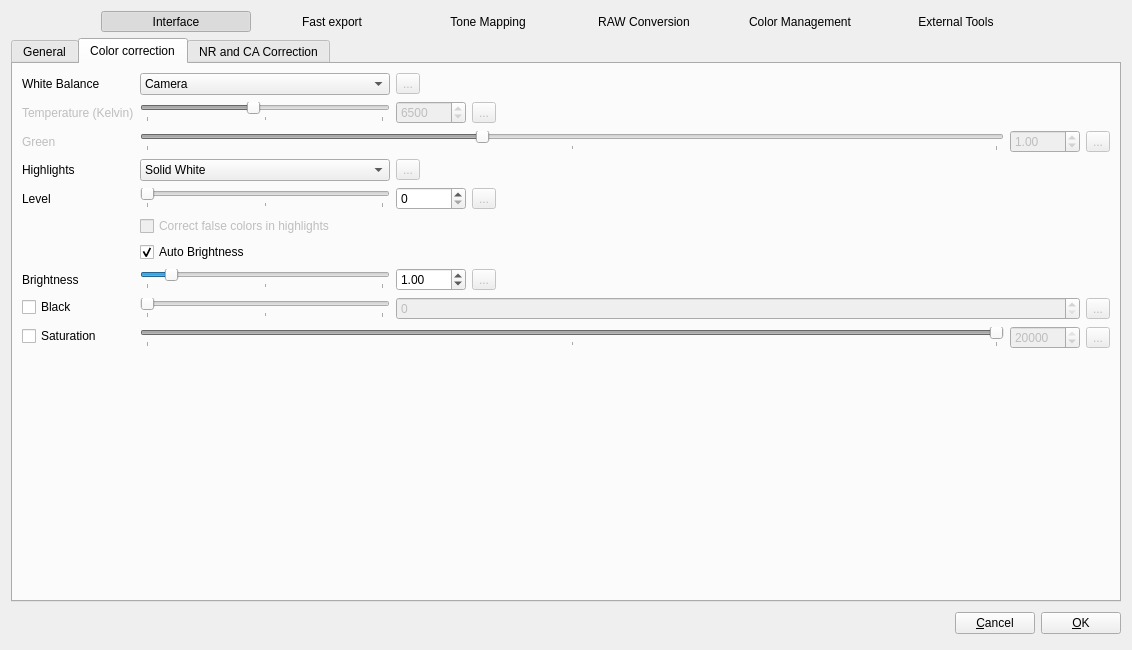
First picture: the form in src/Preferences/PreferencesDialog.ui, repository LuminanceHDR/LuminanceHDR, before the edit.
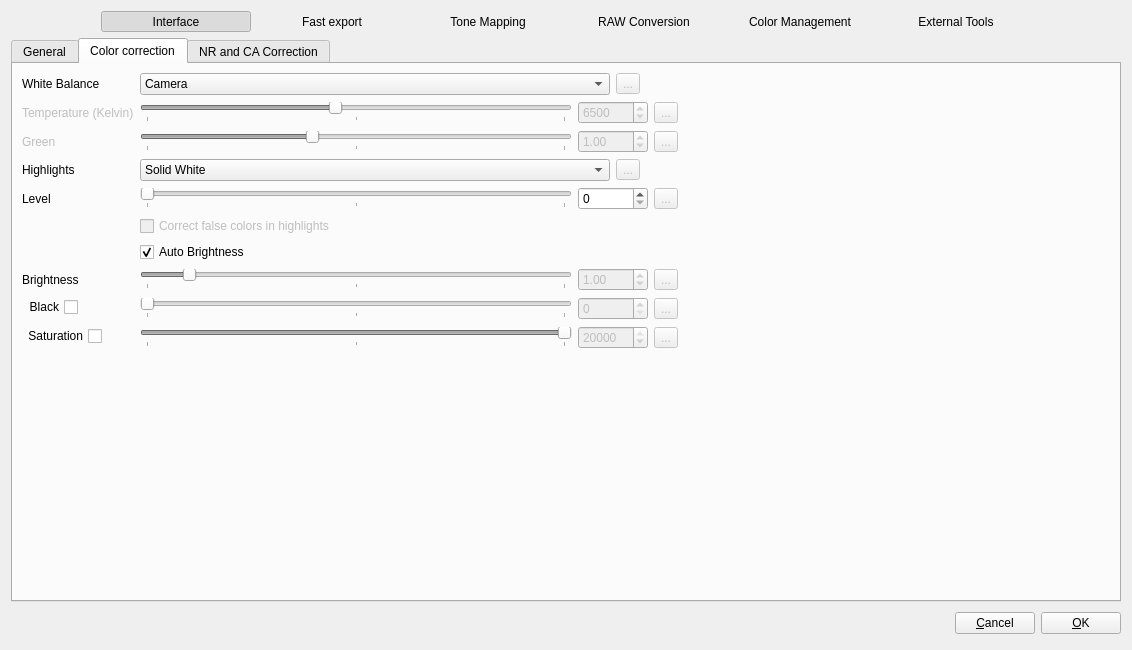
Second picture: the form after the edit. The open tabs and pages were chosen to show the change. Icons and pictures are not drawn.

Commit message: [PreferencesDialog]: fix UI layout

The edit to the form file:
```diff
--- a/src/Preferences/PreferencesDialog.ui
+++ b/src/Preferences/PreferencesDialog.ui
@@ -1051,7 +1051,7 @@
                <item>
                 <widget class="QComboBox" name="wb_method_comboBox">
                  <property name="sizePolicy">
-                  <sizepolicy hsizetype="Fixed" vsizetype="Fixed">
+                  <sizepolicy hsizetype="MinimumExpanding" vsizetype="Fixed">
                    <horstretch>0</horstretch>
                    <verstretch>0</verstretch>
                   </sizepolicy>
@@ -1113,6 +1113,19 @@
                  </property>
                 </widget>
                </item>
+               <item>
+                <spacer name="horizontalSpacer_4">
+                 <property name="orientation">
+                  <enum>Qt::Horizontal</enum>
+                 </property>
+                 <property name="sizeHint" stdset="0">
+                  <size>
+                   <width>40</width>
+                   <height>20</height>
+                  </size>
+                 </property>
+                </spacer>
+               </item>
               </layout>
              </item>
              <item row="1" column="0">
@@ -1136,7 +1149,7 @@
                   <bool>false</bool>
                  </property>
                  <property name="sizePolicy">
-                  <sizepolicy hsizetype="Fixed" vsizetype="Fixed">
+                  <sizepolicy hsizetype="MinimumExpanding" vsizetype="Fixed">
                    <horstretch>0</horstretch>
                    <verstretch>0</verstretch>
                   </sizepolicy>
@@ -1232,6 +1245,19 @@
                  </property>
                 </widget>
                </item>
+               <item>
+                <spacer name="horizontalSpacer_5">
+                 <property name="orientation">
+                  <enum>Qt::Horizontal</enum>
+                 </property>
+                 <property name="sizeHint" stdset="0">
+                  <size>
+                   <width>40</width>
+                   <height>20</height>
+                  </size>
+                 </property>
+                </spacer>
+               </item>
               </layout>
              </item>
              <item row="2" column="0">
@@ -1251,6 +1277,12 @@
                  <property name="enabled">
                   <bool>false</bool>
                  </property>
+                 <property name="sizePolicy">
+                  <sizepolicy hsizetype="MinimumExpanding" vsizetype="Fixed">
+                   <horstretch>0</horstretch>
+                   <verstretch>0</verstretch>
+                  </sizepolicy>
+                 </property>
                  <property name="minimumSize">
                   <size>
                    <width>250</width>
@@ -1331,6 +1363,19 @@
                  </property>
                 </widget>
                </item>
+               <item>
+                <spacer name="horizontalSpacer">
+                 <property name="orientation">
+                  <enum>Qt::Horizontal</enum>
+                 </property>
+                 <property name="sizeHint" stdset="0">
+                  <size>
+                   <width>40</width>
+                   <height>20</height>
+                  </size>
+                 </property>
+                </spacer>
+               </item>
               </layout>
              </item>
              <item row="3" column="0">
@@ -1345,7 +1390,7 @@
                <item>
                 <widget class="QComboBox" name="highlights_comboBox">
                  <property name="sizePolicy">
-                  <sizepolicy hsizetype="Fixed" vsizetype="Fixed">
+                  <sizepolicy hsizetype="MinimumExpanding" vsizetype="Fixed">
                    <horstretch>0</horstretch>
                    <verstretch>0</verstretch>
                   </sizepolicy>
@@ -1404,6 +1449,19 @@
                  </property>
                 </widget>
                </item>
+               <item>
+                <spacer name="horizontalSpacer_6">
+                 <property name="orientation">
+                  <enum>Qt::Horizontal</enum>
+                 </property>
+                 <property name="sizeHint" stdset="0">
+                  <size>
+                   <width>40</width>
+                   <height>20</height>
+                  </size>
+                 </property>
+                </spacer>
+               </item>
               </layout>
              </item>
              <item row="4" column="0">
@@ -1418,7 +1476,7 @@
                <item>
                 <widget class="QSlider" name="level_horizontalSlider">
                  <property name="sizePolicy">
-                  <sizepolicy hsizetype="Fixed" vsizetype="Fixed">
+                  <sizepolicy hsizetype="MinimumExpanding" vsizetype="Fixed">
                    <horstretch>0</horstretch>
                    <verstretch>0</verstretch>
                   </sizepolicy>
@@ -1487,6 +1545,19 @@
                  </property>
                 </widget>
                </item>
+               <item>
+                <spacer name="horizontalSpacer_7">
+                 <property name="orientation">
+                  <enum>Qt::Horizontal</enum>
+                 </property>
+                 <property name="sizeHint" stdset="0">
+                  <size>
+                   <width>40</width>
+                   <height>20</height>
+                  </size>
+                 </property>
+                </spacer>
+               </item>
               </layout>
              </item>
              <item row="5" column="1">
@@ -1520,6 +1591,15 @@
               <layout class="QHBoxLayout" name="horizontalLayout_10">
                <item>
                 <widget class="QSlider" name="brightness_horizontalSlider">
+                 <property name="enabled">
+                  <bool>false</bool>
+                 </property>
+                 <property name="sizePolicy">
+                  <sizepolicy hsizetype="MinimumExpanding" vsizetype="Fixed">
+                   <horstretch>0</horstretch>
+                   <verstretch>0</verstretch>
+                  </sizepolicy>
+                 </property>
                  <property name="minimumSize">
                   <size>
                    <width>250</width>
@@ -1528,7 +1608,7 @@
                  </property>
                  <property name="maximumSize">
                   <size>
-                   <width>250</width>
+                   <width>16777215</width>
                    <height>16777215</height>
                   </size>
                  </property>
@@ -1554,6 +1634,9 @@
                </item>
                <item>
                 <widget class="QDoubleSpinBox" name="brightness_doubleSpinBox">
+                 <property name="enabled">
+                  <bool>false</bool>
+                 </property>
                  <property name="minimumSize">
                   <size>
                    <width>70</width>
@@ -1599,6 +1682,19 @@
                  </property>
                 </widget>
                </item>
+               <item>
+                <spacer name="horizontalSpacer_2">
+                 <property name="orientation">
+                  <enum>Qt::Horizontal</enum>
+                 </property>
+                 <property name="sizeHint" stdset="0">
+                  <size>
+                   <width>40</width>
+                   <height>20</height>
+                  </size>
+                 </property>
+                </spacer>
+               </item>
               </layout>
              </item>
              <item row="8" column="0">
@@ -1611,6 +1707,9 @@
 &lt;p style=&quot; margin-top:0px; margin-bottom:0px; margin-left:0px; margin-right:0px; -qt-block-indent:0; text-indent:0px;&quot;&gt;&lt;span style=&quot; font-weight:600;&quot;&gt;Black point&lt;/span&gt;&lt;/p&gt;
 &lt;p style=&quot; margin-top:0px; margin-bottom:0px; margin-left:0px; margin-right:0px; -qt-block-indent:0; text-indent:0px;&quot;&gt;Use a specific black point value to decode RAW pictures. If you set this option to off, the Black Point value will be automatically computed.&lt;/p&gt;&lt;/body&gt;&lt;/html&gt;</string>
                </property>
+               <property name="layoutDirection">
+                <enum>Qt::RightToLeft</enum>
+               </property>
                <property name="text">
                 <string>Black</string>
                </property>
@@ -1624,20 +1723,20 @@
                   <bool>false</bool>
                  </property>
                  <property name="sizePolicy">
-                  <sizepolicy hsizetype="Fixed" vsizetype="Fixed">
+                  <sizepolicy hsizetype="MinimumExpanding" vsizetype="Fixed">
                    <horstretch>0</horstretch>
                    <verstretch>0</verstretch>
                   </sizepolicy>
                  </property>
                  <property name="minimumSize">
                   <size>
-                   <width>250</width>
+                   <width>0</width>
                    <height>0</height>
                   </size>
                  </property>
                  <property name="maximumSize">
                   <size>
-                   <width>250</width>
+                   <width>16777215</width>
                    <height>16777215</height>
                   </size>
                  </property>
@@ -1696,6 +1795,19 @@
                  </property>
                 </widget>
                </item>
+               <item>
+                <spacer name="horizontalSpacer_8">
+                 <property name="orientation">
+                  <enum>Qt::Horizontal</enum>
+                 </property>
+                 <property name="sizeHint" stdset="0">
+                  <size>
+                   <width>40</width>
+                   <height>20</height>
+                  </size>
+                 </property>
+                </spacer>
+               </item>
               </layout>
              </item>
              <item row="9" column="0">
@@ -1708,6 +1820,9 @@
 &lt;p style=&quot; margin-top:0px; margin-bottom:0px; margin-left:0px; margin-right:0px; -qt-block-indent:0; text-indent:0px;&quot;&gt;&lt;span style=&quot; font-family:'Sans Serif'; font-size:10pt; font-weight:600;&quot;&gt;Saturation&lt;/span&gt;&lt;/p&gt;
 &lt;p style=&quot; margin-top:0px; margin-bottom:0px; margin-left:0px; margin-right:0px; -qt-block-indent:0; text-indent:0px;&quot;&gt;&lt;span style=&quot; font-family:'Sans Serif'; font-size:10pt;&quot;&gt;When highlights appear pink, you need to lower the saturation level. The default saturation is usually correct.&lt;/span&gt;&lt;/p&gt;&lt;/body&gt;&lt;/html&gt;</string>
                </property>
+               <property name="layoutDirection">
+                <enum>Qt::RightToLeft</enum>
+               </property>
                <property name="text">
                 <string>Saturation</string>
                </property>
@@ -1720,9 +1835,15 @@
                  <property name="enabled">
                   <bool>false</bool>
                  </property>
+                 <property name="sizePolicy">
+                  <sizepolicy hsizetype="MinimumExpanding" vsizetype="Fixed">
+                   <horstretch>0</horstretch>
+                   <verstretch>0</verstretch>
+                  </sizepolicy>
+                 </property>
                  <property name="minimumSize">
                   <size>
-                   <width>250</width>
+                   <width>0</width>
                    <height>0</height>
                   </size>
                  </property>
@@ -1793,6 +1914,19 @@
                  </property>
                 </widget>
                </item>
+               <item>
+                <spacer name="horizontalSpacer_3">
+                 <property name="orientation">
+                  <enum>Qt::Horizontal</enum>
+                 </property>
+                 <property name="sizeHint" stdset="0">
+                  <size>
+                   <width>40</width>
+                   <height>20</height>
+                  </size>
+                 </property>
+                </spacer>
+               </item>
               </layout>
              </item>
             </layout>
```
Left out of the diff: 39 changed lines with no effect on the pictures.
